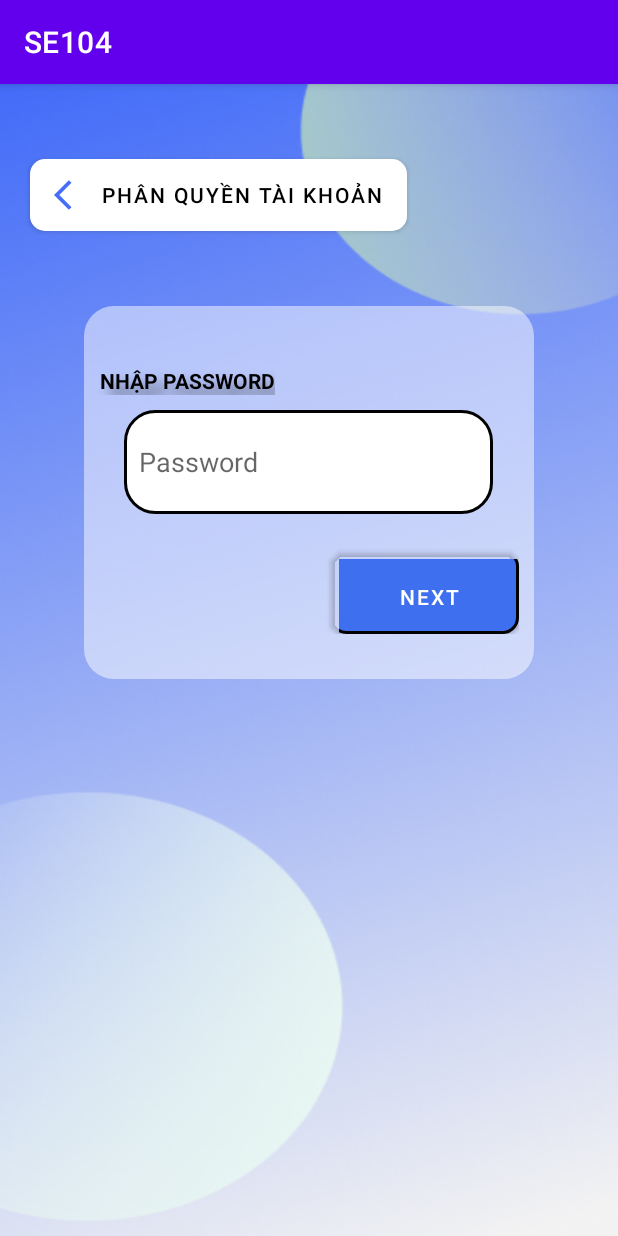
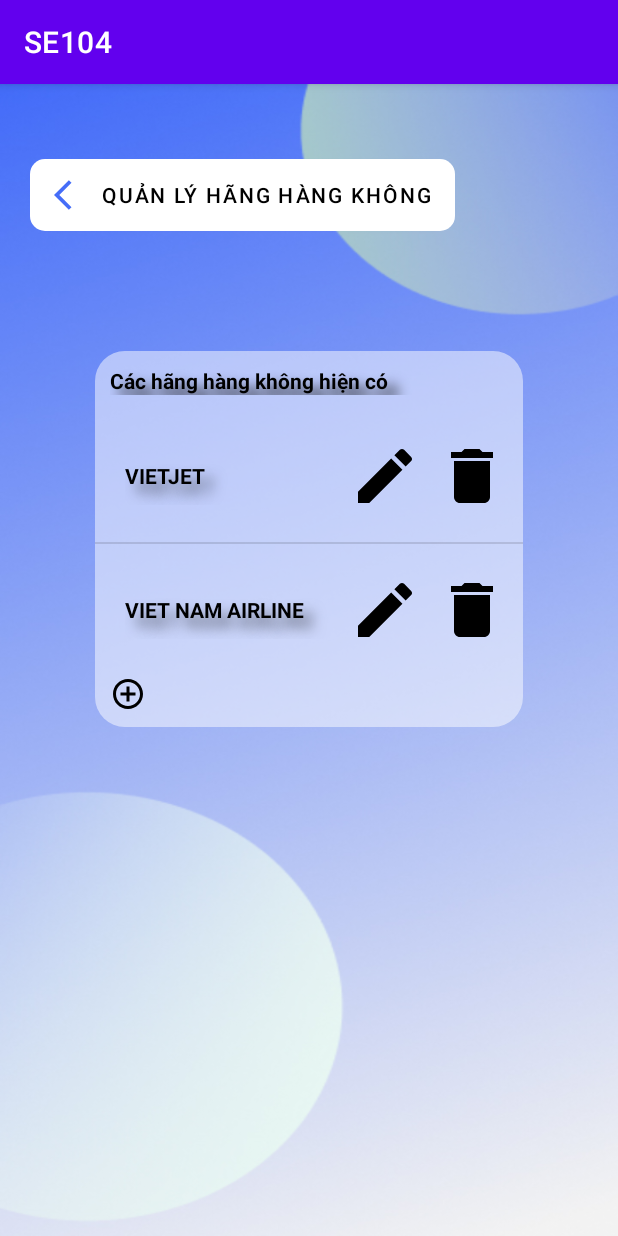
Before and after one commit to bcluc/SE104, an Android app: the screen it shows after launch (activity_new_admin1 before the commit, activity_plane_management after it), on a phone screen of 412 x 824 dp. Run offline under Robolectric (Android 15) with nearby library versions, the phone set to English and light mode, and no system bars.

Commit message:
plane_management

```diff
--- a/app/src/main/AndroidManifest.xml
+++ b/app/src/main/AndroidManifest.xml
@@ -12,7 +12,7 @@
         android:theme="@style/Theme.SE104"
         tools:targetApi="31">
         <activity
-            android:name=".activity_new_admin1"
+            android:name=".Plane_management.activity_plane_management"
             android:exported="true">
             <intent-filter>
                 <action android:name="android.intent.action.MAIN" />
@@ -20,7 +20,8 @@
                 <category android:name="android.intent.category.LAUNCHER" />
             </intent-filter>
         </activity>
-        <activity android:name=".acitivity_new_admin2" />
+        <activity android:name=".Plane_management.plane_add_activity" />
+        <activity android:name=".Plane_management.plane_edit_activity" />
     </application>
 
 </manifest>
--- /dev/null
+++ b/app/src/main/java/Adaptor/Adaptor.java
@@ -0,0 +1,70 @@
+package Adaptor;
+
+import android.content.Context;
+import android.content.Intent;
+import android.view.LayoutInflater;
+import android.view.View;
+import android.view.ViewGroup;
+import android.widget.ArrayAdapter;
+import android.widget.Button;
+import android.widget.ImageButton;
+import android.widget.TextView;
+
+import androidx.annotation.Nullable;
+
+import com.example.se104.Plane_management.plane_edit_activity;
+import com.example.se104.R;
+
+import java.util.ArrayList;
+
+import Class_file.Plane;
+
+public class Adaptor extends ArrayAdapter<Plane> {
+
+    private Context context;
+
+    private ArrayList<Plane> list;
+    private int resource;
+    public Adaptor(@Nullable Context context, int resource, ArrayList<Plane> list) {
+        super(context, resource,list);
+        this.context= context;
+        this.resource= resource;
+        this.list= list;
+
+    }
+
+    @Nullable
+
+    public Plane GetPosition (int position) {
+        return super.getItem(position);
+    }
+
+    @Override
+    public View getView(int i, View view, ViewGroup viewGroup){
+        LayoutInflater inflater =LayoutInflater.from(context.getApplicationContext());
+
+        View tempView = inflater.inflate(R.layout.list_plane_item, viewGroup, false);
+
+        TextView plane_name= tempView.findViewById(R.id.txt_plane_name);
+        plane_name.setText(list.get(i).getPlane_Name());
+        ImageButton btn_edit = tempView.findViewById(R.id.btn_edit);
+        ImageButton btn_delete = tempView.findViewById(R.id.btn_delete);
+        btn_edit.setOnClickListener(new View.OnClickListener() {
+            @Override
+            public void onClick(View view) {
+                getContext().startActivity(new Intent(getContext(), plane_edit_activity.class));
+            }
+        });
+        btn_delete.setOnClickListener(new View.OnClickListener() {
+            @Override
+            public void onClick(View view) {
+                list.remove(i);
+                notifyDataSetChanged();
+            }
+        });
+
+        return tempView;
+
+    }
+
+}
--- a/app/src/main/java/Class_file/Plane.java
+++ b/app/src/main/java/Class_file/Plane.java
@@ -38,6 +38,7 @@
         return Plane_Name;
     }
 
+
     public Plane(String plane_Name, String plane_id, String phone, String email) {
         Plane_Name = plane_Name;
         Plane_ID = plane_id;
--- /dev/null
+++ b/app/src/main/java/com/example/se104/Plane_management/activity_plane_management.java
@@ -0,0 +1,68 @@
+package com.example.se104.Plane_management;
+
+import android.content.Intent;
+import android.os.Bundle;
+import android.view.View;
+import android.widget.AdapterView;
+import android.widget.Button;
+import android.widget.ImageButton;
+import android.widget.ListView;
+import android.widget.Toast;
+
+import androidx.appcompat.app.AppCompatActivity;
+
+import com.example.se104.R;
+
+import java.util.ArrayList;
+
+import Adaptor.Adaptor;
+import Class_file.Plane;
+
+public class activity_plane_management extends AppCompatActivity {
+    ListView listView;
+
+    ArrayList<Plane> list;
+    ImageButton btn_add;
+
+    int index;
+
+    //    ActivityResultLauncher<Intent> launcher;
+//    ActivityResultLauncher<Intent> launcherEdit;
+    Adaptor myAdapter;
+
+    @Override
+    protected void onCreate(Bundle savedInstancesState) {
+
+        super.onCreate(savedInstancesState);
+        setContentView(R.layout.activity_plane_management);
+
+        listView = findViewById(R.id.lv_plane);
+        btn_add= findViewById(R.id.btn_add);
+
+        list = new ArrayList<>();
+        //Demo voi du lieu ban dau
+        list.add(new Plane("VIETJET", "VJ", "1234578", "123@gmail.com"));
+        list.add(new Plane("VIET NAM AIRLINE", "VNA", "787878", "333@gmail.com"));
+
+        myAdapter = new Adaptor(activity_plane_management.this, R.layout.list_plane_item, list);
+        listView.setAdapter(myAdapter);
+
+        btn_add.setOnClickListener(new View.OnClickListener() {
+            @Override
+            public void onClick(View view) {
+                Intent intent= new Intent(activity_plane_management.this, plane_add_activity.class);
+                startActivity(intent);
+            }
+        });
+
+        listView.setOnItemClickListener(new AdapterView.OnItemClickListener() {
+            @Override
+            public void onItemClick(AdapterView<?> adapterView, View view, int i, long l) {
+                Toast.makeText(activity_plane_management.this, "Click", Toast.LENGTH_SHORT).show();
+            }
+        });
+
+
+
+    }
+}
--- a/app/src/main/res/layout/activity_plane_management.xml
+++ b/app/src/main/res/layout/activity_plane_management.xml
@@ -31,7 +31,7 @@
 
     <LinearLayout
         android:layout_width="285dp"
-        android:layout_height="578dp"
+        android:layout_height="wrap_content"
         android:layout_marginTop="80dp"
         android:background="@drawable/round_bg"
         android:backgroundTint="#80FFFFFF"
@@ -42,7 +42,7 @@
         app:layout_constraintTop_toBottomOf="@+id/button">
 
         <TextView
-            android:id="@+id/textView2"
+
             android:layout_width="match_parent"
             android:layout_height="wrap_content"
             android:layout_margin="10dp"
@@ -56,10 +56,18 @@
             android:textStyle="bold" />
 
         <ListView
-            android:id="@+id/lview_Plane"
+            android:id="@+id/lv_plane"
             android:layout_width="match_parent"
             android:layout_height="match_parent" />
 
+        <ImageButton
+            android:id="@+id/btn_add"
+            android:layout_width="wrap_content"
+            android:layout_height="wrap_content"
+            android:layout_marginLeft="10dp"
+            android:layout_marginBottom="10dp"
+            android:padding="12dp"
+            android:background="@drawable/baseline_add_circle_outline_24"></ImageButton>
     </LinearLayout>
 
 
--- /dev/null
+++ b/app/src/main/res/layout/list_plane_item.xml
@@ -0,0 +1,54 @@
+<?xml version="1.0" encoding="utf-8"?>
+<LinearLayout xmlns:android="http://schemas.android.com/apk/res/android"
+    xmlns:tools="http://schemas.android.com/tools"
+    android:layout_width="match_parent"
+    android:layout_height="match_parent"
+    android:orientation="vertical">
+
+    <LinearLayout
+        android:layout_width="match_parent"
+        android:layout_height="wrap_content"
+        android:orientation="horizontal"
+        android:padding="10dp">
+
+        <TextView
+            android:id="@+id/txt_plane_name"
+            android:layout_width="wrap_content"
+            android:layout_height="wrap_content"
+            android:padding="10dp"
+            android:shadowColor="@color/Input_color"
+            android:shadowDx="10"
+            android:shadowDy="10"
+            android:shadowRadius="10"
+            android:textAllCaps="true"
+            android:textColor="@color/black"
+            android:textStyle="bold"
+            tools:text="VIETJET"
+            android:layout_gravity="center"
+            android:layout_weight="3"/>
+
+        <ImageButton
+            android:id="@+id/btn_edit"
+            android:layout_width="wrap_content"
+            android:layout_height="wrap_content"
+            android:background="@drawable/baseline_edit_24"
+            android:contentDescription="Edit Plane"
+            android:padding="24dp"
+            android:layout_margin="10dp"
+
+
+            android:layout_gravity="center"/>
+
+        <ImageButton
+            android:id="@+id/btn_delete"
+            android:layout_width="wrap_content"
+            android:layout_height="wrap_content"
+            android:layout_gravity="center"
+            android:background="@drawable/baseline_delete_24"
+            android:contentDescription="Delete Plane2"
+            android:padding="24dp"/>
+
+
+    </LinearLayout>
+
+</LinearLayout>
```
Also changed, not shown: app/src/main/java/com/example/se104/Plane_management/plane_add_activity.java (added, +62 -0 lines), app/src/main/java/com/example/se104/Plane_management/plane_edit_activity.java (added, +59 -0 lines), app/src/main/res/layout/activity_plane_edit.xml (+9 -9 lines).
